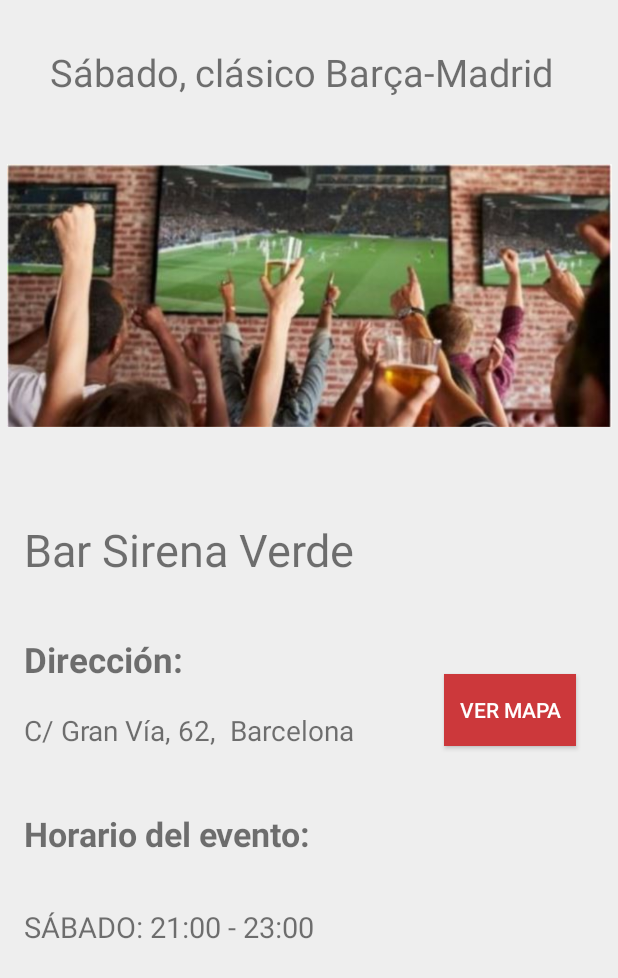
After one commit to metabit1000/PAE-FIB, an Android app: the InfoEventActivity screen opened directly, with no data from a screen before it, on a phone screen of 412 x 824 dp. The commit adds this screen. Shown: the top 978 px of the screen. Run offline under Robolectric (Android 15) with nearby library versions, the phone set to English and light mode, and no system bars.

Commit message:
InfoEvent

```diff
--- a/BarGo/app/src/main/AndroidManifest.xml
+++ b/BarGo/app/src/main/AndroidManifest.xml
@@ -22,6 +22,8 @@
             android:screenOrientation="portrait"/>
         <activity android:name=".InfoBarActivity"
             android:screenOrientation="portrait"/>
+        <activity android:name=".InfoEventActivity"
+            android:screenOrientation="portrait"/>
         <activity android:name=".LoginActivity"
             android:screenOrientation="portrait">
             <intent-filter>
--- /dev/null
+++ b/BarGo/app/src/main/java/com/example/bargo/InfoEventActivity.java
@@ -0,0 +1,28 @@
+package com.example.bargo;
+
+import android.content.Intent;
+import android.os.Bundle;
+import android.view.View;
+import android.widget.Button;
+import androidx.appcompat.app.AppCompatActivity;
+
+public class InfoEventActivity extends AppCompatActivity {
+
+    Button mapa;
+
+    @Override
+    protected void onCreate(Bundle savedInstanceState) {
+        super.onCreate(savedInstanceState);
+        setContentView(R.layout.activity_infoevent);
+
+        mapa = (Button) findViewById(R.id.vermapa);
+
+        mapa.setOnClickListener(new View.OnClickListener() {
+            @Override
+            public void onClick(View v) {
+                //Intent intent = new Intent(InfoEventActivity.this, //);
+                //startActivity(intent);
+            }
+        });
+    }
+}
--- a/BarGo/app/src/main/java/com/example/bargo/ListEventsFragment.java
+++ b/BarGo/app/src/main/java/com/example/bargo/ListEventsFragment.java
@@ -1,10 +1,12 @@
 package com.example.bargo;
 
+import android.content.Intent;
 import android.os.Bundle;
 import android.view.LayoutInflater;
 import android.view.View;
 import android.view.ViewGroup;
 import android.widget.BaseAdapter;
+import android.widget.Button;
 import android.widget.ImageView;
 import android.widget.ListView;
 import android.widget.TextView;
@@ -62,15 +64,27 @@ public class ListEventsFragment extends Fragment {
         }
 
         @Override
-        public View getView(int position, View covertView, ViewGroup parent) {
+        public View getView(final int position, View covertView, ViewGroup parent) {
             View view = getLayoutInflater().inflate(R.layout.layout_eventslistitem, null);
             ImageView mImageView = view.findViewById(R.id.eventImage);
             TextView mTextView = view.findViewById(R.id.eventName);
             TextView mBarView = view.findViewById(R.id.barName);
+            Button infoButton = view.findViewById(R.id.infoButton);
 
             mImageView.setImageResource(eventsListImage[position]);
             mTextView.setText(eventsListName[position]);
             mBarView.setText(barListName[position]);
+
+            infoButton.setOnClickListener(new View.OnClickListener() {
+                @Override
+                public void onClick(View v) {
+                    if (position == 1) { //solo evento del clasico
+                        Intent intent = new Intent(getActivity(), InfoEventActivity.class);
+                        startActivity(intent);
+                    }
+                }
+            });
+
             return view;
         }
     }
--- /dev/null
+++ b/BarGo/app/src/main/res/layout/activity_infoevent.xml
@@ -0,0 +1,118 @@
+<?xml version="1.0" encoding="utf-8"?>
+<androidx.constraintlayout.widget.ConstraintLayout
+    xmlns:android="http://schemas.android.com/apk/res/android"
+    xmlns:app="http://schemas.android.com/apk/res-auto"
+    xmlns:tools="http://schemas.android.com/tools"
+    android:layout_width="match_parent"
+    android:layout_height="match_parent">
+
+    <TextView
+        android:id="@+id/titulo2"
+        android:layout_width="336dp"
+        android:layout_height="40dp"
+        android:autoSizeTextType="uniform"
+        android:text="Sábado, clásico Barça-Madrid"
+        app:layout_constraintBottom_toBottomOf="parent"
+        app:layout_constraintEnd_toEndOf="parent"
+        app:layout_constraintHorizontal_bias="0.442"
+        app:layout_constraintStart_toStartOf="parent"
+        app:layout_constraintTop_toTopOf="parent"
+        app:layout_constraintVertical_bias="0.039" />
+
+    <TextView
+        android:id="@+id/titulo3"
+        android:layout_width="222dp"
+        android:layout_height="46dp"
+        android:autoSizeTextType="uniform"
+        android:text="Bar Sirena Verde"
+        app:layout_constraintBottom_toBottomOf="parent"
+        app:layout_constraintEnd_toEndOf="parent"
+        app:layout_constraintHorizontal_bias="0.084"
+        app:layout_constraintStart_toStartOf="parent"
+        app:layout_constraintTop_toTopOf="parent"
+        app:layout_constraintVertical_bias="0.445" />
+
+    <TextView
+        android:id="@+id/titulo4"
+        android:layout_width="162dp"
+        android:layout_height="32dp"
+        android:autoSizeTextType="uniform"
+        android:text="Dirección:"
+        android:textStyle="bold"
+        app:layout_constraintBottom_toBottomOf="parent"
+        app:layout_constraintEnd_toEndOf="parent"
+        app:layout_constraintHorizontal_bias="0.064"
+        app:layout_constraintStart_toStartOf="parent"
+        app:layout_constraintTop_toTopOf="parent"
+        app:layout_constraintVertical_bias="0.535" />
+
+    <TextView
+        android:id="@+id/titulo6"
+        android:layout_width="200dp"
+        android:layout_height="36dp"
+        android:layout_marginStart="16dp"
+        android:layout_marginLeft="16dp"
+        android:autoSizeTextType="uniform"
+        android:text="Horario del evento:"
+        android:textStyle="bold"
+        app:layout_constraintBottom_toBottomOf="parent"
+        app:layout_constraintEnd_toStartOf="@+id/casaPepeImage"
+        app:layout_constraintHorizontal_bias="0.442"
+        app:layout_constraintStart_toStartOf="parent"
+        app:layout_constraintTop_toTopOf="parent"
+        app:layout_constraintVertical_bias="0.686" />
+
+    <TextView
+        android:id="@+id/titulo5"
+        android:layout_width="227dp"
+        android:layout_height="31dp"
+        android:autoSizeTextType="uniform"
+        android:text="C/ Gran Vía, 62,  Barcelona"
+        app:layout_constraintBottom_toBottomOf="parent"
+        app:layout_constraintEnd_toEndOf="parent"
+        app:layout_constraintHorizontal_bias="0.086"
+        app:layout_constraintStart_toStartOf="parent"
+        app:layout_constraintTop_toTopOf="parent"
+        app:layout_constraintVertical_bias="0.598" />
+
+    <TextView
+        android:id="@+id/titulo7"
+        android:layout_width="218dp"
+        android:layout_height="26dp"
+        android:layout_marginStart="16dp"
+        android:layout_marginLeft="16dp"
+        android:autoSizeTextType="uniform"
+        android:text="SÁBADO: 21:00 - 23:00"
+        app:layout_constraintBottom_toBottomOf="parent"
+        app:layout_constraintEnd_toStartOf="@+id/casaPepeImage"
+        app:layout_constraintHorizontal_bias="0.442"
+        app:layout_constraintStart_toStartOf="parent"
+        app:layout_constraintTop_toTopOf="parent"
+        app:layout_constraintVertical_bias="0.758" />
+
+    <ImageView
+        android:id="@+id/imageView4"
+        android:layout_width="403dp"
+        android:layout_height="267dp"
+        app:layout_constraintBottom_toBottomOf="parent"
+        app:layout_constraintEnd_toEndOf="parent"
+        app:layout_constraintStart_toStartOf="parent"
+        app:layout_constraintTop_toTopOf="parent"
+        app:layout_constraintVertical_bias="0.114"
+        app:srcCompat="@drawable/image2" />
+
+    <Button
+        android:id="@+id/vermapa"
+        android:layout_width="wrap_content"
+        android:layout_height="wrap_content"
+        android:layout_marginTop="359dp"
+        android:background="#CC383B"
+        android:text="Ver mapa"
+        android:textColor="@android:color/white"
+        app:layout_constraintBottom_toBottomOf="parent"
+        app:layout_constraintEnd_toEndOf="parent"
+        app:layout_constraintHorizontal_bias="0.738"
+        app:layout_constraintStart_toEndOf="@+id/titulo6"
+        app:layout_constraintTop_toTopOf="parent"
+        app:layout_constraintVertical_bias="0.216" />
+</androidx.constraintlayout.widget.ConstraintLayout>
--- a/BarGo/app/src/main/res/layout/layout_eventslistitem.xml
+++ b/BarGo/app/src/main/res/layout/layout_eventslistitem.xml
@@ -40,6 +40,7 @@
         android:textSize="17sp" />
 
     <Button
+        android:id="@+id/infoButton"
         android:layout_width="wrap_content"
         android:layout_height="wrap_content"
         android:text="@string/info"
```
